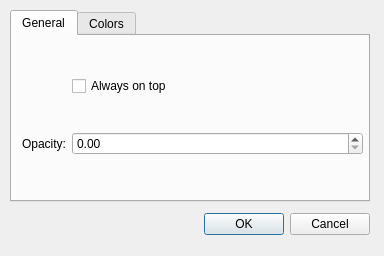
Old version of the form src/dialogprefs.ui in the repository qtilities/qruler.
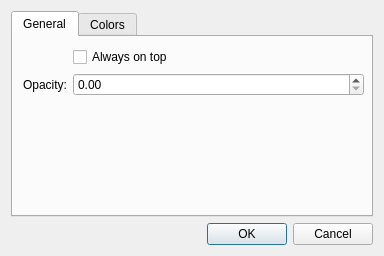
New version of the form.

```diff
--- a/src/dialogprefs.ui
+++ b/src/dialogprefs.ui
@@ -10,37 +10,9 @@
     <height>256</height>
    </rect>
   </property>
-  <widget class="QDialogButtonBox" name="buttonBox">
-   <property name="geometry">
-    <rect>
-     <x>10</x>
-     <y>200</y>
-     <width>360</width>
-     <height>48</height>
-    </rect>
-   </property>
-   <property name="sizePolicy">
-    <sizepolicy hsizetype="Expanding" vsizetype="Expanding">
-     <horstretch>0</horstretch>
-     <verstretch>0</verstretch>
-    </sizepolicy>
-   </property>
-   <property name="orientation">
-    <enum>Qt::Horizontal</enum>
-   </property>
-   <property name="standardButtons">
-    <set>QDialogButtonBox::Cancel|QDialogButtonBox::Ok</set>
-   </property>
-  </widget>
+  <layout class="QVBoxLayout" name="verticalLayout">
+   <item>
   <widget class="QTabWidget" name="tabWidget">
-   <property name="geometry">
-    <rect>
-     <x>10</x>
-     <y>10</y>
-     <width>360</width>
-     <height>192</height>
-    </rect>
-   </property>
    <property name="currentIndex">
     <number>0</number>
    </property>
@@ -88,6 +60,19 @@
         </property>
        </widget>
       </item>
+        <item row="2" column="1">
+         <spacer name="vspGeneral">
+          <property name="orientation">
+           <enum>Qt::Vertical</enum>
+          </property>
+          <property name="sizeHint" stdset="0">
+           <size>
+            <width>20</width>
+            <height>40</height>
+           </size>
+          </property>
+         </spacer>
+        </item>
      </layout>
     </widget>
    </widget>
@@ -157,6 +142,24 @@
     </widget>
    </widget>
   </widget>
+   </item>
+   <item>
+    <widget class="QDialogButtonBox" name="buttonBox">
+     <property name="sizePolicy">
+      <sizepolicy hsizetype="Expanding" vsizetype="Preferred">
+       <horstretch>0</horstretch>
+       <verstretch>0</verstretch>
+      </sizepolicy>
+     </property>
+     <property name="orientation">
+      <enum>Qt::Horizontal</enum>
+     </property>
+     <property name="standardButtons">
+      <set>QDialogButtonBox::Cancel|QDialogButtonBox::Ok</set>
+     </property>
+    </widget>
+   </item>
+  </layout>
  </widget>
  <resources/>
  <connections/>
```
Left out of the diff: 77 changed lines with no effect on the pictures. Lines whose indentation alone changed are shown as unchanged.
